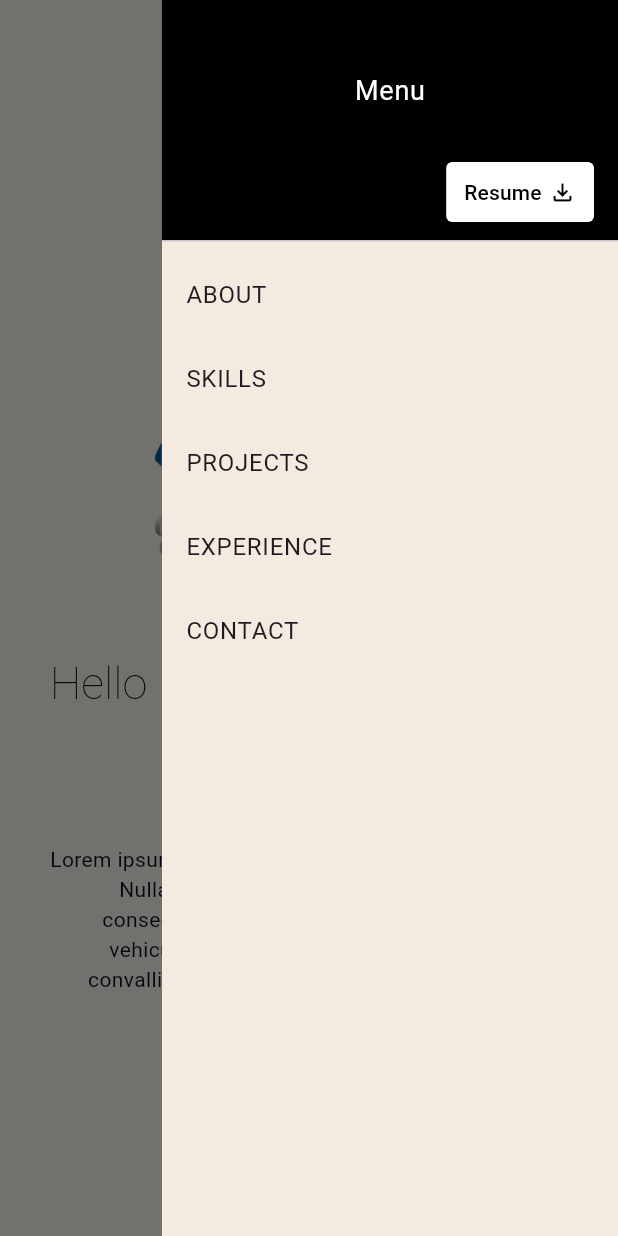
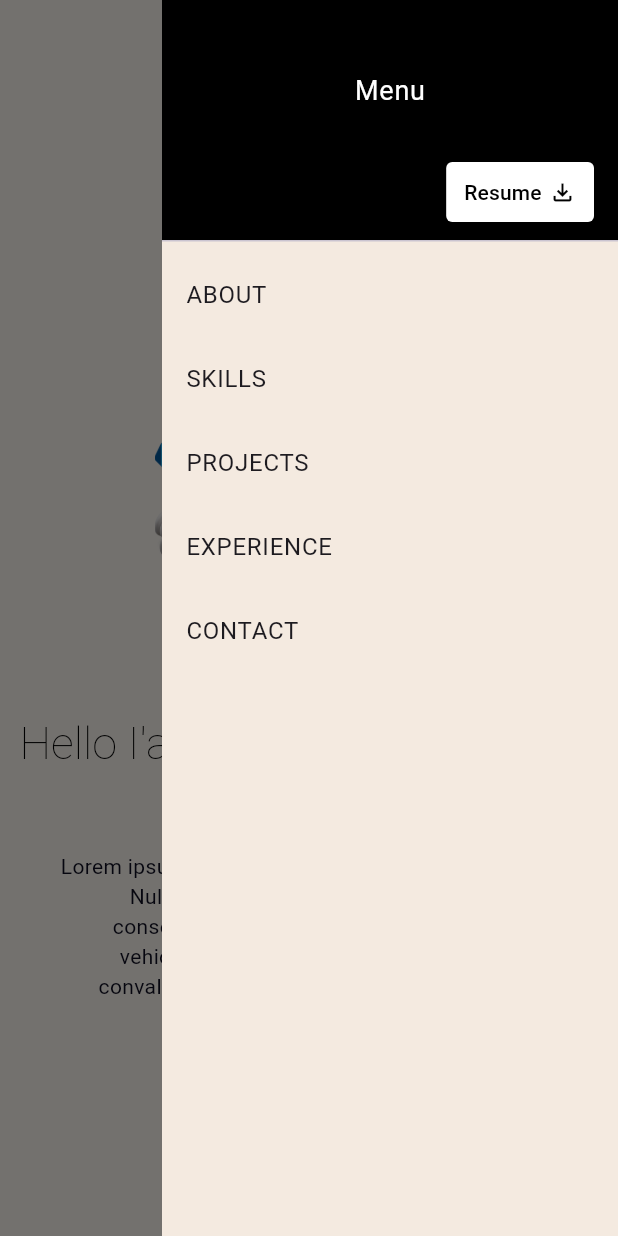
Before and after one commit to agiratech-yadesh/portfolio, a Flutter app: the screen it shows after launch, after a tap on the "menu" icon, on a phone screen of 412 x 824 dp. Run offline on Flutter 3.47's test engine with Material 3 defaults, Android fonts, the light colour scheme and no system bars; our stand-ins replace open_file, permission_handler; missing offline and left inert: universal_html.

Commit message:
added logo

```diff
--- a/lib/components/appbar.dart
+++ b/lib/components/appbar.dart
@@ -83,7 +83,7 @@ class ResponsiveAppBar extends StatelessWidget implements PreferredSizeWidget {
             fontWeight: FontWeight.bold,
           ),
         ),
-        SizedBox(width: MediaQuery.of(context).size.width * 0.08),
+        SizedBox(width: MediaQuery.of(context).size.width * 0.02),
         Row(
           mainAxisAlignment: MainAxisAlignment.center,
           children: [
@@ -146,7 +146,7 @@ class ResponsiveAppBar extends StatelessWidget implements PreferredSizeWidget {
                 ),
               ),
             ),
-            SizedBox(width: MediaQuery.of(context).size.width * 0.08),
+            SizedBox(width: MediaQuery.of(context).size.width * 0.02),
             MyDownloadButton(
               buttonColor: buttonColor,
               buttonTextColor: buttonTextColor,
--- a/lib/components/contact_section.dart
+++ b/lib/components/contact_section.dart
@@ -1,5 +1,4 @@
 import 'package:flutter/material.dart';
-import 'package:url_launcher/url_launcher.dart';
 
 class ContactSection extends StatelessWidget {
   const ContactSection({super.key, required this.sectionKey});
@@ -143,7 +142,7 @@ class ContactSection extends StatelessWidget {
                           ),
                         ),
                         const SizedBox(
-                          height: 20,
+                          height: 10,
                         ),
                         const TextField(
                           style: TextStyle(color: Colors.white),
@@ -153,7 +152,7 @@ class ContactSection extends StatelessWidget {
                           ),
                         ),
                         const SizedBox(
-                          height: 20,
+                          height: 10,
                         ),
                         const TextField(
                           style: TextStyle(color: Colors.white),
@@ -171,7 +170,7 @@ class ContactSection extends StatelessWidget {
                             border: OutlineInputBorder(),
                           ),
                         ),
-                        const SizedBox(height: 20),
+                        const SizedBox(height: 10),
                         Align(
                           alignment: Alignment.topLeft,
                           child: ElevatedButton(
@@ -193,9 +192,9 @@ class ContactSection extends StatelessWidget {
                             ),
                           ),
                         ),
-                        const SizedBox(height: 20),
+                        const SizedBox(height: 10),
                         introTextWidget(context),
-                        const SizedBox(height: 20),
+                        const SizedBox(height: 10),
                       ],
                     ),
                   );
@@ -204,33 +203,64 @@ class ContactSection extends StatelessWidget {
             ),
             const Spacer(),
             Align(
-              alignment: AlignmentDirectional.bottomEnd,
               child: Container(
                 padding:
-                    const EdgeInsets.symmetric(horizontal: 20, vertical: 5),
+                    const EdgeInsets.symmetric(horizontal: 20, vertical: 0),
                 width: double.maxFinite,
-                height: MediaQuery.of(context).size.height * 0.08,
+                // height: MediaQuery.of(context).size.height * 0.1,
                 color: const Color(0XFFF4DFC8),
-                child: const Column(
+                child: Column(
                   mainAxisAlignment: MainAxisAlignment.center,
                   children: [
+                    const SizedBox(
+                      height: 10,
+                    ),
                     Text(
                       textAlign: TextAlign.center,
                       'Feel free to reach out for collaborations or just a friendly chat!',
                       style: TextStyle(
                           color: Colors.black,
                           fontWeight: FontWeight.bold,
-                          fontSize: 12),
+                          fontSize: screenWidth >= 900 ? 18 : 14),
                     ),
-                    SizedBox(
+                    const SizedBox(
                       height: 5,
                     ),
-                    Text(
-                      '© Yadesh Kumar V 2024.',
-                      style: TextStyle(
-                          color: Colors.black,
-                          fontWeight: FontWeight.bold,
-                          fontSize: 12),
+                    Row(
+                      mainAxisAlignment: MainAxisAlignment.center,
+                      children: [
+                        Text(
+                          textAlign: TextAlign.center,
+                          'Build using',
+                          style: TextStyle(
+                              color: Colors.black,
+                              fontWeight: FontWeight.bold,
+                              fontSize: screenWidth >= 900 ? 18 : 14),
+                        ),
+                        const SizedBox(
+                          width: 2,
+                        ),
+                        Image.asset(
+                          'assets/images/flutterLogo.png',
+                          width: screenWidth >= 900 ? 20 : 16,
+                        ),
+                        SizedBox(
+                          width: 2,
+                        ),
+                        Text(
+                          ' - Yadesh Kumar V 2024',
+                          style: TextStyle(
+                              color: Colors.black,
+                              fontWeight: FontWeight.bold,
+                              fontSize: screenWidth >= 900 ? 18 : 14),
+                        ),
+                      ],
+                    ),
+                    const SizedBox(
+                      height: 5,
+                    ),
+                    const SizedBox(
+                      height: 10,
                     ),
                   ],
                 ),
@@ -267,17 +297,6 @@ class ContactSection extends StatelessWidget {
                   fontWeight: FontWeight.w200,
                 ),
               ),
-              // TextSpan(
-              //   text: 'talk ',
-              //   style: TextStyle(
-              //     fontSize: 50,
-              //     fontWeight: FontWeight.bold,
-              //     foreground: Paint()
-              //       ..style = PaintingStyle.stroke
-              //       ..strokeWidth = .3
-              //       ..color = Colors.white,
-              //   ),
-              // ),
               TextSpan(
                 text: "for",
                 style: TextStyle(
@@ -317,44 +336,4 @@ class ContactSection extends StatelessWidget {
       ],
     );
   }
-
-  Widget socialIconsRow(BuildContext context) {
-    final double screenWidth = MediaQuery.of(context).size.width;
-
-    return SizedBox(
-      width: screenWidth > 800 ? 700 : screenWidth * 0.9,
-      child: Row(
-        mainAxisAlignment: MainAxisAlignment.end,
-        children: [
-          socialIconButton('assets/images/linkedin.png',
-              'https://www.linkedin.com/in/yadesh-kumar-5649791b4/'),
-          const SizedBox(width: 18),
-          socialIconButton('assets/images/github.png',
-              'https://github.com/agiratech-yadesh'),
-          const SizedBox(width: 18),
-          socialIconButton(
-              'assets/images/mail.png', 'mailto:yadeshkumar54@gmail.com'),
-        ],
-      ),
-    );
-  }
-
-  Widget socialIconButton(String asset, String url) {
-    return IconButton(
-      style: IconButton.styleFrom(
-        backgroundColor: Colors.black,
-        shape: RoundedRectangleBorder(borderRadius: BorderRadius.circular(8)),
-      ),
-      onPressed: () async {
-        final Uri uri = Uri.parse(url);
-        if (await canLaunchUrl(uri)) {
-          await launchUrl(uri);
-        }
-      },
-      icon: Image.asset(
-        asset,
-        width: 22,
-      ),
-    );
-  }
 }
--- a/lib/components/home_section.dart
+++ b/lib/components/home_section.dart
@@ -20,11 +20,11 @@ class HomeSection extends StatelessWidget {
                 ? 20
                 : screenWidth > 800
                     ? 100
-                    : 20,
+                    : 10,
             vertical: 130),
         child: Center(
           child: Column(
-            mainAxisAlignment: MainAxisAlignment.center,
+            mainAxisAlignment: MainAxisAlignment.start,
             children: [
               LayoutBuilder(
                 builder: (context, constraints) {
@@ -50,13 +50,13 @@ class HomeSection extends StatelessWidget {
                     );
                   } else {
                     return Column(
-                      mainAxisAlignment: MainAxisAlignment.center,
+                      mainAxisAlignment: MainAxisAlignment.start,
                       children: [
                         Image.asset(
                           'assets/images/landing_image.png',
                           width: screenWidth * 0.5,
                         ),
-                        const SizedBox(height: 20),
+                        const SizedBox(height: 60),
                         introTextWidget(context),
                       ],
                     );
--- a/lib/home.dart
+++ b/lib/home.dart
@@ -140,6 +140,7 @@ class _HomePageState extends State<HomePage> {
           }
           return true;
         },
+        child: SafeArea(
           child: SingleChildScrollView(
             child: Column(
               children: [
@@ -154,6 +155,7 @@ class _HomePageState extends State<HomePage> {
             ),
           ),
         ),
+      ),
     );
   }
 }
```
Also changed, not shown: lib/components/download_button.dart (+0 -9 lines), assets/images/flutterLogo.png (added), 7 other files. Lines whose indentation alone changed are shown as unchanged.
